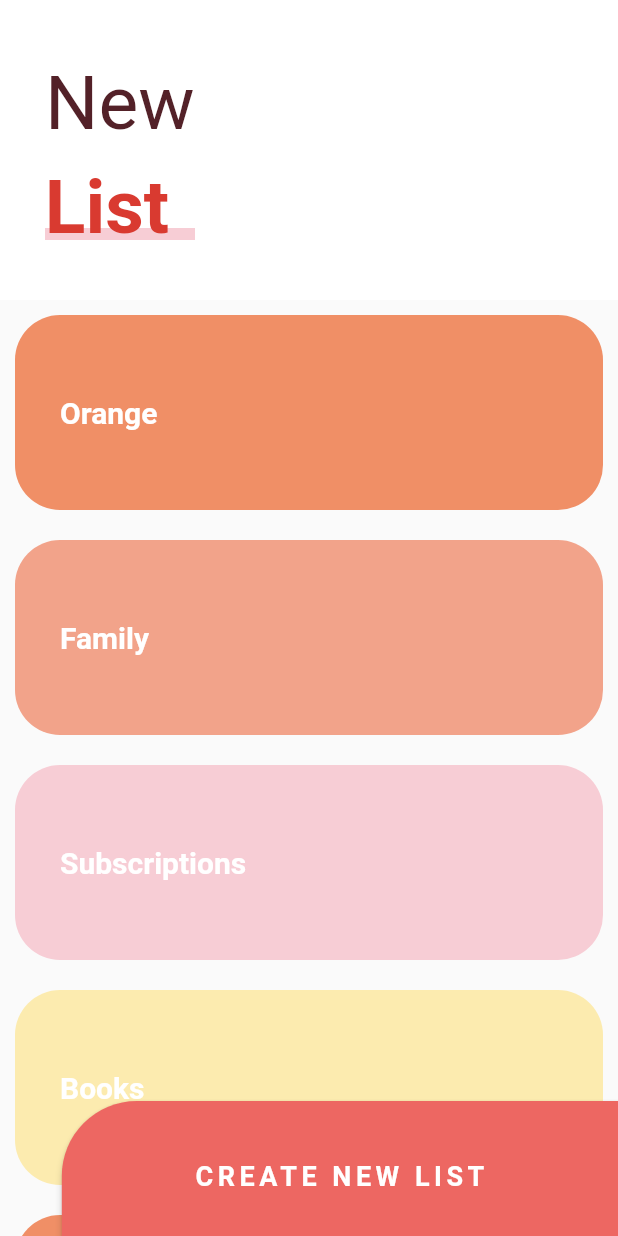
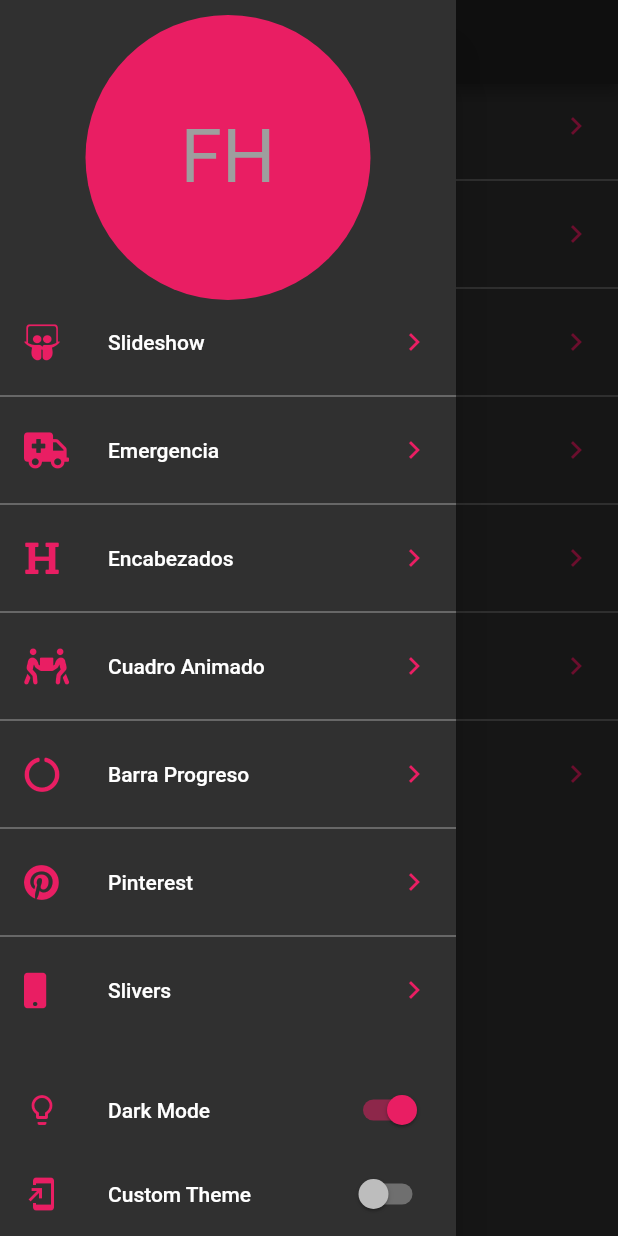
Before and after one commit to SantiagoGonzalezFernandez/Flutter-Design-Curso-Udemy, a Flutter app: the screen it shows after launch, with the side drawer open (before the commit the screen has no drawer), on a phone screen of 412 x 824 dp. Run offline on Flutter 3.47's test engine with Material 2 defaults, Android fonts, the phone set to English and light mode, and no system bars; our stand-ins replace animate_do, flutter_svg, font_awesome_flutter.

Commit message:
Termino la seccion de Dark and Light 10

```diff
--- a/disenos/lib/main.dart
+++ b/disenos/lib/main.dart
@@ -1,18 +1,29 @@
 //Importaciones que no son mias
+import 'package:disenos/src/theme/theme.dart';
 import 'package:flutter/material.dart';
 
 //Importaciones que Si son mias
-import 'package:disenos/src/pages/sliver_list_page.dart';
+import 'package:disenos/src/pages/launcher_page.dart';
+import 'package:provider/provider.dart';
 
-void main() => runApp(MyApp());
+void main() => runApp(
+  ChangeNotifierProvider(
+    create: (_) => ThemeChanger(2),
+    child: MyApp()
+  )
+);
 
 class MyApp extends StatelessWidget {
   @override
   Widget build(BuildContext context) {
+
+    final currentTheme = Provider.of<ThemeChanger>(context).currentTheme;
+
     return MaterialApp(
+      theme: currentTheme,
       debugShowCheckedModeBanner: false,
       title: 'Disenos App',
-      home: SliverListPage()
+      home: LauncherPage()
     );
   }
 }
--- /dev/null
+++ b/disenos/lib/src/pages/launcher_page.dart
@@ -0,0 +1,103 @@
+//Imports that are not mine
+import 'package:flutter/material.dart';
+import 'package:font_awesome_flutter/font_awesome_flutter.dart';
+import 'package:provider/provider.dart';
+
+//Imports that are mine
+import 'package:disenos/src/routes/routes.dart';
+import 'package:disenos/src/theme/theme.dart';
+
+class LauncherPage extends StatelessWidget {
+
+  @override
+  Widget build(BuildContext context) {
+    return Scaffold(
+      appBar: AppBar(
+        centerTitle: true,
+        title: Text('Flutter Designs'),
+      ),
+      drawer: _MenuPrincipal(),
+      body: _ListaOpciones()
+    );
+  }
+}
+
+class _ListaOpciones extends StatelessWidget {
+
+
+  @override
+  Widget build(BuildContext context) {
+    final appTheme = Provider.of<ThemeChanger>(context).currentTheme;
+    return ListView.separated(
+      physics: BouncingScrollPhysics(),
+      separatorBuilder: (BuildContext context, i) => Divider(
+        color: appTheme.primaryColorLight,
+      ),
+      itemCount: pageRoutes.length,
+      itemBuilder: (BuildContext context, i) => ListTile(
+        leading: FaIcon(pageRoutes[i].icon, color: appTheme.accentColor),
+        title: Text(pageRoutes[i].titulo),
+        trailing: Icon(Icons.chevron_right, color: appTheme.accentColor),
+        onTap: (){
+          Navigator.push(context, MaterialPageRoute(builder: (BuildContext context) => pageRoutes[i].page));
+        },
+      ),
+    );
+  }
+}
+
+class _MenuPrincipal extends StatelessWidget {
+  @override
+  Widget build(BuildContext context) {
+
+    final appTheme = Provider.of<ThemeChanger>(context);
+    final accentColor = appTheme.currentTheme.accentColor;
+
+    return Drawer(
+      child: Container(
+        child: Column(
+          children: <Widget>[
+            SafeArea(
+              child: Container(
+                padding: EdgeInsets.only(top: 10.0),
+                width: double.infinity,
+                height: 200.0,
+                child: CircleAvatar(
+                  backgroundColor: accentColor,
+                  child: Text('FH', style: TextStyle(fontSize: 50.0),),
+                ),
+              ),
+            ),
+            Expanded(
+              child: _ListaOpciones()
+            ),
+            ListTile(
+              leading: Icon(Icons.lightbulb_outline, color: accentColor),
+              title: Text('Dark Mode'),
+              trailing: Switch.adaptive(
+                value: appTheme.darkTheme,
+                activeColor: accentColor,
+                onChanged: (value) => appTheme.darkTheme = value
+              ),
+            ),
+            SafeArea(
+              bottom: true,
+              top: false,
+              left: false,
+              right: false,
+              child: ListTile(
+                leading: Icon(Icons.add_to_home_screen, color: accentColor),
+                title: Text('Custom Theme'),
+                trailing: Switch.adaptive(
+                  value: appTheme.customTheme,
+                  activeColor: accentColor,
+                  onChanged: (value) => appTheme.customTheme = value
+                ),
+              ),
+            )
+          ],
+        ),
+      ),
+    );
+  }
+}
--- a/disenos/lib/src/pages/sliver_list_page.dart
+++ b/disenos/lib/src/pages/sliver_list_page.dart
@@ -1,5 +1,7 @@
 //Imports that are not mine
+import 'package:disenos/src/theme/theme.dart';
 import 'package:flutter/material.dart';
+import 'package:provider/provider.dart';
 
 //Imports that are mine
 
@@ -27,20 +29,21 @@ class _BotonNewList extends StatelessWidget {
   Widget build(BuildContext context) {
 
     final size = MediaQuery.of(context).size;
+    final appTheme = Provider.of<ThemeChanger>(context);
 
     return ButtonTheme(
       minWidth: size.width * 0.9,
       height: 100,
       child: RaisedButton(
         onPressed: (){},
-        color: Color(0xffED6762),
+        color: (appTheme.darkTheme) ? appTheme.currentTheme.accentColor : Color(0xffED6762),
         shape: RoundedRectangleBorder(
           borderRadius: BorderRadius.only(topLeft: Radius.circular(50.0))
         ),
         child: Text(
           'CREATE NEW LIST',
           style: TextStyle(
-            color: Colors.white,
+            color: appTheme.currentTheme.scaffoldBackgroundColor,
             fontSize: 18.0,
             fontWeight: FontWeight.bold,
             letterSpacing: 3.0
@@ -74,6 +77,9 @@ class _MainScroll extends StatelessWidget {
 
   @override
   Widget build(BuildContext context) {
+
+    final appTheme = Provider.of<ThemeChanger>(context).currentTheme;
+
     return CustomScrollView(
       physics: BouncingScrollPhysics(),
       slivers: <Widget>[
@@ -84,7 +90,7 @@ class _MainScroll extends StatelessWidget {
             maxHeight: 200.0,
             child: Container(
               alignment: Alignment.centerLeft,
-              color: Colors.white,
+              color: appTheme.scaffoldBackgroundColor,
               child: _Titulo(),
             )
           ),
@@ -133,14 +139,24 @@ class _SliverCustomHeaderDelegate extends SliverPersistentHeaderDelegate{
 
 class _Titulo extends StatelessWidget {
 
+
   @override
   Widget build(BuildContext context) {
+
+    final appTheme = Provider.of<ThemeChanger>(context);
+
     return Column(
       children: <Widget>[
         SizedBox(height: 30.0),
         Container(
           margin: EdgeInsets.symmetric(horizontal: 30.0, vertical: 10.0),
-          child: Text('New', style: TextStyle(color: Color(0xff532128), fontSize: 50.0)),
+          child: Text(
+            'New',
+            style: TextStyle(
+              color: (appTheme.darkTheme) ? Colors.grey : Color(0xff532128),
+              fontSize: 50.0
+            )
+          ),
         ),
         Stack(
           children: <Widget>[
@@ -150,7 +166,7 @@ class _Titulo extends StatelessWidget {
               child: Container(
                 width: 150.0,
                 height: 8.0,
-                color: Color(0xffF7CDD5),
+                color:(appTheme.darkTheme) ? Colors.grey : Color(0xff532128),
               ),
             ),
             Container(
@@ -159,29 +175,6 @@ class _Titulo extends StatelessWidget {
           ],
         )
       ],
-    );
-  }
-}
-
-class _ListaTareas extends StatelessWidget {
-
-  final items = [
-    _ListItem( 'Orange', Color(0xffF08F66) ),
-    _ListItem( 'Family', Color(0xffF2A38A) ),
-    _ListItem( 'Subscriptions', Color(0xffF7CDD5) ),
-    _ListItem( 'Books', Color(0xffFCEBAF) ),
-    _ListItem( 'Orange', Color(0xffF08F66) ),
-    _ListItem( 'Family', Color(0xffF2A38A) ),
-    _ListItem( 'Subscriptions', Color(0xffF7CDD5) ),
-    _ListItem( 'Books', Color(0xffFCEBAF) ),
-  ];
-
-  @override
-  Widget build(BuildContext context) {
-    return ListView.builder(
-      physics: BouncingScrollPhysics(),
-      itemCount: items.length,
-      itemBuilder: (BuildContext context, int index) => items[index]
     );
   }
 }
@@ -198,14 +191,24 @@ class _ListItem extends StatelessWidget {
 
   @override
   Widget build(BuildContext context) {
+
+    final appTheme = Provider.of<ThemeChanger>(context);
+
     return Container(
-      child: Text(titulo, style: TextStyle(color: Colors.white, fontWeight: FontWeight.bold, fontSize: 20.0)),
+      child: Text(
+        titulo,
+        style: TextStyle(
+          color: Colors.white,
+          fontWeight: FontWeight.bold,
+          fontSize: 20.0
+        )
+      ),
       padding: EdgeInsets.all(30.0),
       alignment: Alignment.centerLeft,
       height: 130.0,
       margin: EdgeInsets.all(10.0),
       decoration: BoxDecoration(
-        color: color,
+        color:(appTheme.darkTheme) ? Colors.grey : color,
         borderRadius: BorderRadius.circular(30.0)
       ),
     );
--- /dev/null
+++ b/disenos/lib/src/routes/routes.dart
@@ -0,0 +1,38 @@
+//Imports that are not mine
+import 'package:disenos/src/pages/slideshow_page.dart';
+import 'package:flutter/cupertino.dart';
+import 'package:flutter/material.dart';
+import 'package:font_awesome_flutter/font_awesome_flutter.dart';
+
+//Imports that are mine
+import 'package:disenos/src/pages/emergency_page.dart';
+import 'package:disenos/src/pages/headers_page.dart';
+import 'package:disenos/src/retos/cuadrado_animado_page.dart';
+import 'package:disenos/src/pages/graficas_circulares_page.dart';
+import 'package:disenos/src/pages/pinterest_page.dart';
+import 'package:disenos/src/pages/sliver_list_page.dart';
+
+final pageRoutes = <_Route>[
+  _Route(FontAwesomeIcons.slideshare, 'Slideshow', SlideshowPage()),
+  _Route(FontAwesomeIcons.ambulance, 'Emergencia', EmergencyPage()),
+  _Route(FontAwesomeIcons.heading, 'Encabezados', HeadersPage()),
+  _Route(FontAwesomeIcons.peopleCarry, 'Cuadro Animado', CuadradoAnimadoPage()),
+  _Route(FontAwesomeIcons.circleNotch, 'Barra Progreso', GraficasCircularesPage()),
+  _Route(FontAwesomeIcons.pinterest, 'Pinterest', PinterestPage()),
+  _Route(FontAwesomeIcons.mobile, 'Slivers', SliverListPage()),
+];
+
+class _Route{
+
+  final IconData icon;
+  final String titulo;
+  final Widget page;
+
+  _Route(
+    this.icon,
+    this.titulo,
+    this.page
+  );
+
+
+}
--- /dev/null
+++ b/disenos/lib/src/theme/theme.dart
@@ -0,0 +1,75 @@
+import 'package:flutter/material.dart';
+
+class ThemeChanger with ChangeNotifier{
+
+  bool _darkTheme   = false;
+  bool _customTheme = false;
+
+  ThemeData _currentTheme;
+
+  bool get darkTheme   => this._darkTheme;
+  bool get customTheme => this._customTheme;
+
+  ThemeData get currentTheme => this._currentTheme;
+
+  ThemeChanger(int theme){
+    switch(theme){
+      case 1: //light
+        _darkTheme    = false;
+        _customTheme  = false;
+        _currentTheme = ThemeData.light();
+      break;
+      case 2: //Dark
+        _darkTheme    = true;
+        _customTheme  = false;
+        _currentTheme = ThemeData.dark().copyWith(
+          accentColor: Colors.pink
+        );
+      break;
+      case 3: //Custom
+        _darkTheme    = false;
+        _customTheme  = true;
+      break;
+
+      default:
+        _darkTheme = false;
+        _customTheme = false;
+        _currentTheme = ThemeData.light();
+    }
+  }
+
+  set darkTheme(bool value){
+    _customTheme = false;
+    _darkTheme = value;
+    if(value){
+      _currentTheme = ThemeData.dark().copyWith(
+        accentColor: Colors.pink
+      );
+    }else{
+      _currentTheme = ThemeData.light();
+    }
+    notifyListeners();
+  }
+
+  set customTheme(bool value){
+    _customTheme = value;
+    _darkTheme = false;
+
+    if(value){
+      _currentTheme = ThemeData.dark().copyWith(
+        accentColor: Color(0xff48A0EB),
+        primaryColorLight : Colors.white,
+        scaffoldBackgroundColor : Color(0xff16202B),
+        textTheme: TextTheme(
+          bodyText1: TextStyle(
+            color: Colors.white
+          )
+        )
+      );
+    }else{
+      _currentTheme = ThemeData.light();
+    }
+
+    notifyListeners();
+  }
+}
```
Also changed, not shown: disenos/lib/src/pages/graficas_circulares_page.dart (+11 -6 lines), disenos/lib/src/pages/headers_page.dart (+6 -1 lines), disenos/lib/src/pages/pinterest_page.dart (+5 -3 lines), disenos/lib/src/pages/slideshow_page.dart (+7 -5 lines), disenos/lib/src/widgets/headers_widget.dart (+13 -2 lines), 1 other file.
